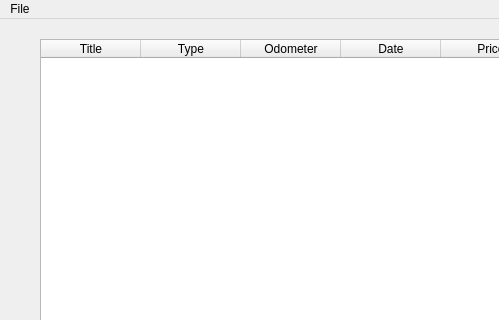
This is mainwindow.ui in Adesz88/CarManager as Qt 5 draws it before an edit; both pictures show x 0 to 499 and y 0 to 320 of the 800 by 600 pixel window. The edited form follows.
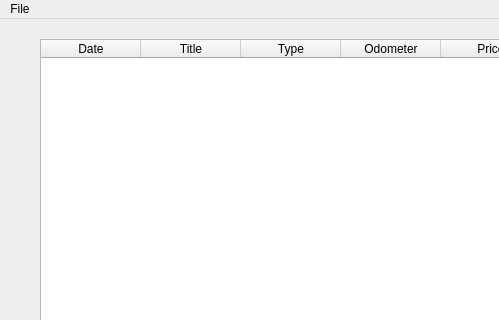
This is the edited form.

What changed in the file:
```diff
--- a/mainwindow.ui
+++ b/mainwindow.ui
@@ -32,6 +32,11 @@
     <property name="showGrid">
      <bool>true</bool>
     </property>
+    <column>
+     <property name="text">
+      <string>Date</string>
+     </property>
+    </column>
     <column>
      <property name="text">
       <string>Title</string>
@@ -47,11 +52,6 @@
       <string>Odometer</string>
      </property>
     </column>
-    <column>
-     <property name="text">
-      <string>Date</string>
-     </property>
-    </column>
     <column>
      <property name="text">
       <string>Price</string>
```
